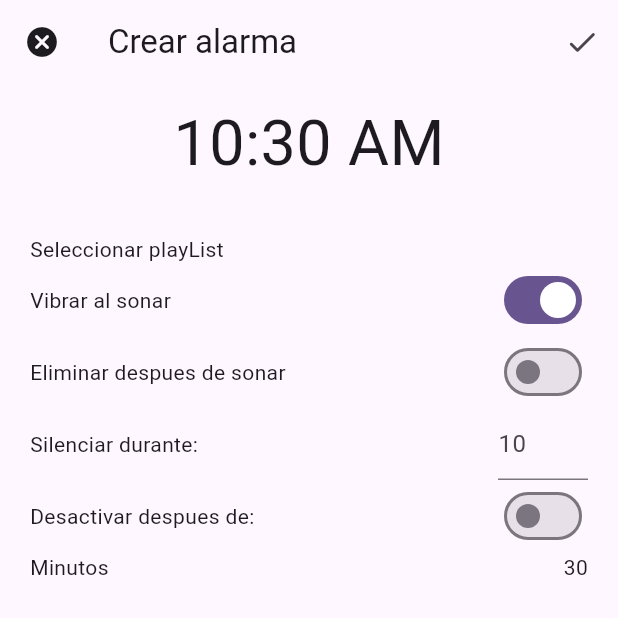
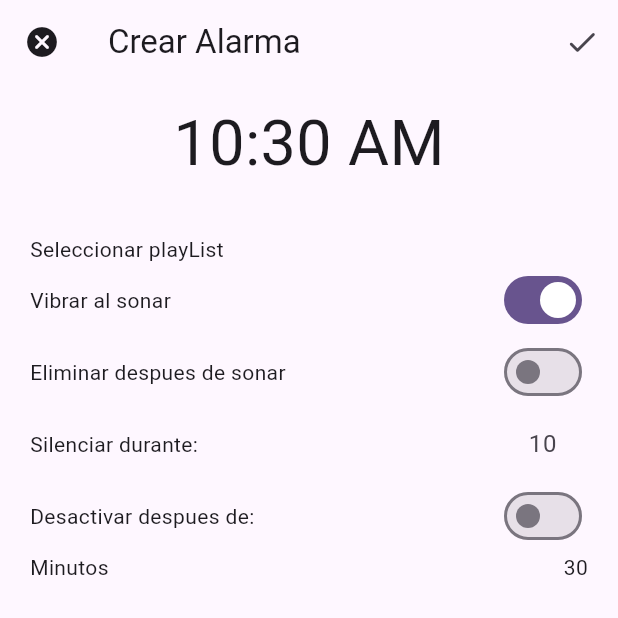
Before and after one commit to TrejosD/alarm_play, a Flutter app: the screen it shows after launch, after a tap on the "add alarm" icon, on a phone screen of 412 x 824 dp, the top half of it. Run offline on Flutter 3.47's test engine with Material 3 defaults, Android fonts, the phone set to English and light mode, and no system bars; our stand-ins replace flutter_local_notifications, flutter_native_timezone_latest, flutter_riverpod, isar, just_audio, just_audio_background and 3 more; missing offline and left inert: audio_session; accounts and stored records are empty; generated files the repository leaves out were written again.

Commit message:
feat create and editing alarm

```diff
--- a/lib/presentations/screens/new_alarm_screen.dart
+++ b/lib/presentations/screens/new_alarm_screen.dart
@@ -13,55 +13,63 @@ class NewAlarmScreen extends ConsumerStatefulWidget {
 }
 
 class _NewAlarmScreenState extends ConsumerState<NewAlarmScreen> {
-  late Alarm newAlarm;
-  TimeOfDay? selectedTime = TimeOfDay.now();
+  final Alarm newAlarm = Alarm(
+      hour: TimeOfDay.now().hour,
+      minute: TimeOfDay.now().minute,
+      createdAt: DateTime.now(),
+      updatedAt: DateTime.now(),
+      repeatDays: [],
+      assetPath: 'assets/audiofiles/alarm.mp3',
+      playbackMode: PlaybackMode.repeatOne,
+      isActive: true,
+      playOnce: false,
+      vibrateEnabled: true,
+      volume: 1.0,
+      autoStop: false,
+      ascendingVolume: true,
+      snoozeMinutes: 10,
+      autoStopAfterMinutes: 30);
+
+  @override
+  Widget build(BuildContext context) {
+    return AlarmWidget(
+      alarm: widget.alarm == null ? newAlarm : widget.alarm!,
+      title: widget.alarm == null ? 'Crear Alarma' : 'Editar Alarma',
+    );
+  }
+}
+
+class AlarmWidget extends ConsumerStatefulWidget {
+  final Alarm alarm;
+  final String title;
+  const AlarmWidget({super.key, required this.alarm, required this.title});
+
+  @override
+  ConsumerState<AlarmWidget> createState() => _AlarmWidgetState();
+}
+
+class _AlarmWidgetState extends ConsumerState<AlarmWidget> {
+  TimeOfDay? selectedTime;
   bool vibrar = true;
   bool playOnce = false;
   bool autoStop = false;
   bool ascendingVolume = true;
   int snoozeMinutes = 10;
+  int autoStopAfter = 30;
   List<int> repeat = [];
   PlaybackMode playBackMode = PlaybackMode.repeatOne;
   double volume = 100;
+  final TextEditingController controller = TextEditingController();
   // todo nextTrigger variable
-  @override
-  void initState() {
-    super.initState();
-    // se iguala widged.alarm al newAlarm si existe. ?? Sino existe alarm. Se crea una nueva. Para trabajar solamente con el objeto newAlarm
-    if (widget.alarm == null) {
-      newAlarm = Alarm(
-          label: 'new',
-          hour: selectedTime!.hour,
-          minute: selectedTime!.minute,
-          createdAt: DateTime.now(),
-          updatedAt: DateTime.now(),
-          repeatDays: repeat,
-          assetPath: 'assets/audiofiles/alarm.mp3',
-          playbackMode: playBackMode,
-          isActive: true,
-          playOnce: playOnce,
-          vibrateEnabled: vibrar,
-          volume: volume,
-          autoStop: autoStop,
-          ascendingVolume: ascendingVolume,
-          snoozeMinutes: snoozeMinutes,
-          autoStopAfterMinutes: 20,
-          nextTrigger: DateTime(1).add(Duration(days: 1)));
-    } else {
-      newAlarm = widget.alarm!;
-      selectedTime =
-          TimeOfDay(hour: widget.alarm!.hour, minute: widget.alarm!.minute);
-    }
-  }
 
   void acceptAlarm() {
-    final alarm = newAlarm.copyWith(
+    final alarm = widget.alarm.copyWith(
         hour: selectedTime!.hour,
         minute: selectedTime!.minute,
         ascendingVolume: ascendingVolume,
         assetPath: 'assets/audiofiles/alarm.mp3',
         autoStop: autoStop,
-        autoStopAfterMinutes: 20,
+        autoStopAfterMinutes: autoStopAfter,
         isActive: true,
         nextTrigger: DateTime(1).add(Duration(days: 1)),
         playOnce: playOnce,
@@ -79,7 +87,6 @@ class _NewAlarmScreenState extends ConsumerState<NewAlarmScreen> {
 
   @override
   Widget build(BuildContext context) {
-    final TextEditingController controller = TextEditingController();
     return Scaffold(
       appBar: AppBar(
         leading: IconButton(
@@ -91,8 +98,7 @@ class _NewAlarmScreenState extends ConsumerState<NewAlarmScreen> {
           IconButton(
               onPressed: () => acceptAlarm(), icon: Icon(Icons.check_rounded))
         ],
-        title:
-            widget.alarm != null ? Text('Editar alarma') : Text('Crear alarma'),
+        title: Text(widget.title),
       ),
       body: Padding(
         padding: const EdgeInsets.symmetric(vertical: 10, horizontal: 20),
@@ -102,7 +108,10 @@ class _NewAlarmScreenState extends ConsumerState<NewAlarmScreen> {
               onTap: () async {
                 final TimeOfDay? time = await showTimePicker(
                   context: context,
-                  initialTime: selectedTime ?? TimeOfDay.now(),
+                  initialTime: selectedTime ??
+                      TimeOfDay(
+                          hour: widget.alarm.minute,
+                          minute: widget.alarm.minute),
                   initialEntryMode: TimePickerEntryMode.dial,
                   builder: (context, child) {
                     return child!;
@@ -113,8 +122,9 @@ class _NewAlarmScreenState extends ConsumerState<NewAlarmScreen> {
                 });
               },
               child: Text(
-                Obtain12hoursService.obtenerFormatoAmPm(
-                    selectedTime ?? TimeOfDay.now()),
+                Obtain12hoursService.obtenerFormatoAmPm(selectedTime ??
+                    TimeOfDay(
+                        hour: widget.alarm.hour, minute: widget.alarm.minute)),
                 style: TextStyle(fontSize: 42),
               ),
             ),
@@ -162,13 +172,19 @@ class _NewAlarmScreenState extends ConsumerState<NewAlarmScreen> {
                 SizedBox(
                   width: 60,
                   child: TextFormField(
+                    textAlign: TextAlign.center,
                     controller: controller,
                     keyboardType: TextInputType.numberWithOptions(),
                     onChanged: (value) {
-                      snoozeMinutes = int.parse(controller.text);
+                      if (value.isEmpty) {
+                        snoozeMinutes = widget.alarm.snoozeMinutes;
+                      } else {
+                        snoozeMinutes = int.parse(controller.text);
+                      }
                     },
                     decoration: InputDecoration(
-                        hintText: newAlarm.snoozeMinutes.toString()),
+                        border: InputBorder.none,
+                        hintText: widget.alarm.snoozeMinutes.toString()),
                   ),
                 )
               ],
```
